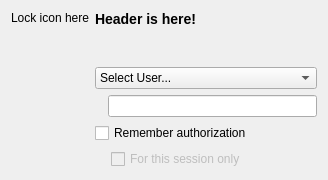
Old version of the form authdialogui.ui in the repository KDE/polkit-kde-agent-1.
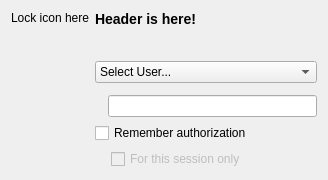
New version of the form. Custom widgets are drawn as their Qt base class.

The edit to the form file:
```diff
--- a/authdialogui.ui
+++ b/authdialogui.ui
@@ -25,7 +25,7 @@
    <string>Authentication Required</string>
   </property>
   <layout class="QGridLayout" >
-   <item rowspan="4" row="0" column="0" >
+   <item rowspan="6" row="0" column="0" >
     <layout class="QVBoxLayout" >
      <item>
       <widget class="QLabel" name="lblPixmap" >
@@ -91,7 +91,7 @@
      </item>
     </layout>
    </item>
-   <item row="3" column="1" >
+   <item row="5" column="1" >
     <layout class="QVBoxLayout" >
      <item>
       <widget class="QCheckBox" name="cbRemember" >
@@ -132,7 +132,7 @@
      </item>
     </layout>
    </item>
-   <item row="1" column="1" >
+   <item row="2" column="1" >
     <widget class="KComboBox" name="cbUsers" >
      <property name="toolTip" >
       <string>Select a user.</string>
@@ -144,7 +144,7 @@
      </item>
     </widget>
    </item>
-   <item row="2" column="1" >
+   <item row="4" column="1" >
     <layout class="QHBoxLayout" >
      <item>
       <widget class="QLabel" name="lblPassword" >
@@ -180,6 +180,11 @@
    <extends>QLineEdit</extends>
    <header>klineedit.h</header>
   </customwidget>
+  <customwidget>
+   <class>KTitleWidget</class>
+   <extends>QWidget</extends>
+   <header>ktitlewidget.h</header>
+  </customwidget>
  </customwidgets>
  <tabstops>
   <tabstop>cbUsers</tabstop>
```
Left out of the diff: 6 changed lines with no effect on the pictures.
